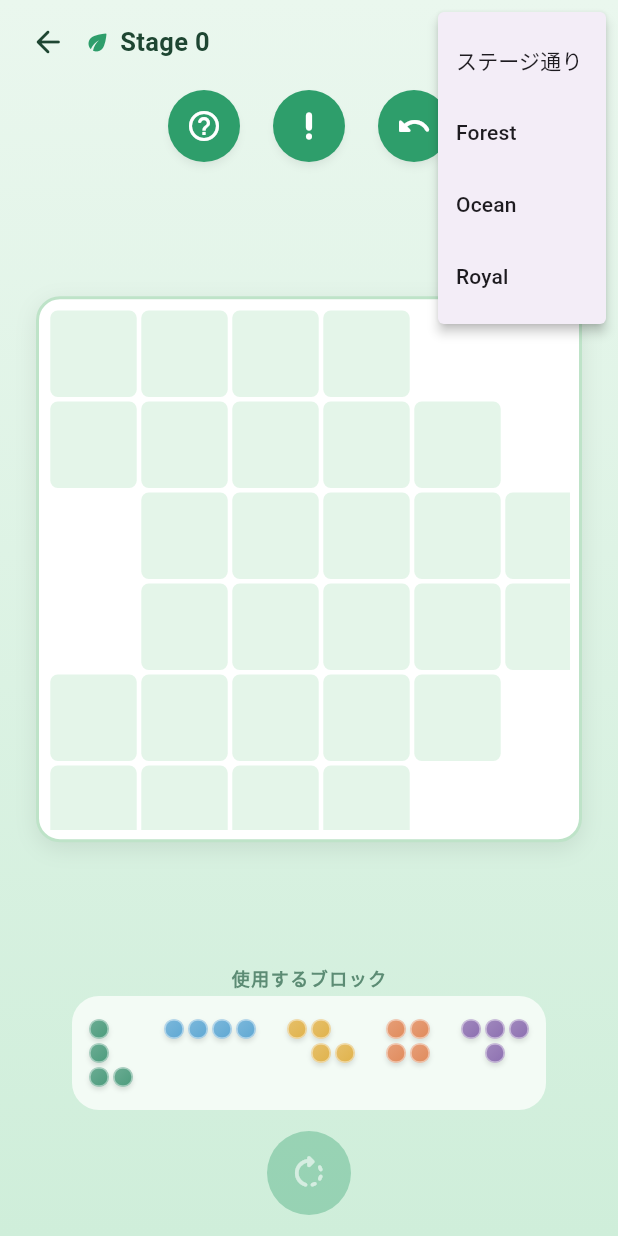
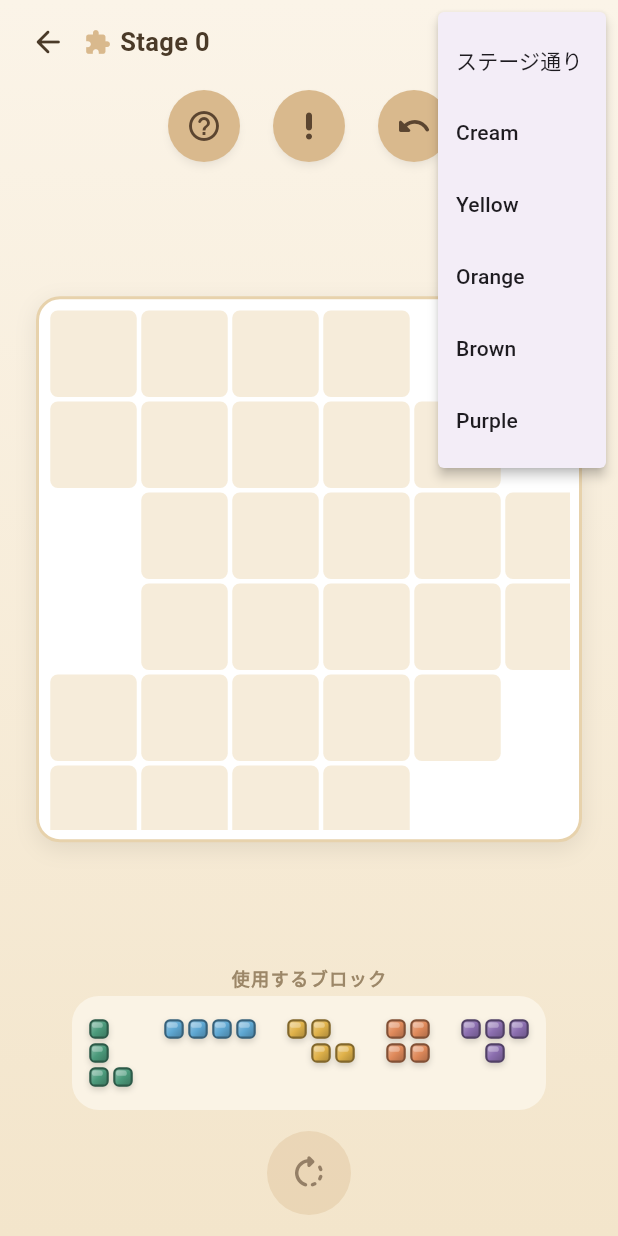
Before and after one commit to GiuocoPiano206905508310/claude.code.book.template, a Flutter app: the GameScreen screen opened directly with empty values, after a tap on the "palette" icon, on a phone screen of 412 x 824 dp. Run offline on Flutter 3.47's test engine with Material 3 defaults, Android fonts, the phone set to English and light mode, and no system bars.

Commit message:
Restyle blocks as glossy bricks and update stage band colors
Adds a shared BrickSurface widget (rounded gradient + mortar-style border
+ gloss highlight, no images) applied to both puzzle piece cells and
unlocked stage-select tiles, matching the referenced brick illustration.

Replaces the theme band palette with the requested progression: Stage
1-10 cream, 11-20 yellow, 21-30 orange, 31-40 brown, 41-50 purple.

Co-Authored-By: Claude Sonnet 5 <noreply@anthropic.com>
Claude-Session: https://claude.ai/code/session_01SGBjem9DqDcYgnmRmnENLu

```diff
--- a/block_fit_puzzle/lib/data/stages.dart
+++ b/block_fit_puzzle/lib/data/stages.dart
@@ -14,7 +14,7 @@ class Stages {
   /// A 6-wide x 6-tall irregular board (28 cells) with 5 pieces, used only
   /// to preview board/piece rendering. Not a solved, validated stage yet.
   static StageData previewStage() {
-    final palette = GameThemes.forest.pieceColors;
+    final palette = GameThemes.cream.pieceColors;
 
     List<GridPoint> row(int y, int fromX, int toX) =>
         [for (var x = fromX; x <= toX; x++) GridPoint(x, y)];
--- a/block_fit_puzzle/lib/screens/game_screen.dart
+++ b/block_fit_puzzle/lib/screens/game_screen.dart
@@ -298,12 +298,8 @@ class _TopBar extends StatelessWidget {
             onSelected: onPickTheme,
             itemBuilder: (context) => [
               const PopupMenuItem(value: null, child: Text('ステージ通り')),
-              PopupMenuItem(
-                  value: GameThemes.forest, child: Text(GameThemes.forest.displayName)),
-              PopupMenuItem(
-                  value: GameThemes.ocean, child: Text(GameThemes.ocean.displayName)),
-              PopupMenuItem(
-                  value: GameThemes.royal, child: Text(GameThemes.royal.displayName)),
+              for (final t in GameThemes.all)
+                PopupMenuItem(value: t, child: Text(t.displayName)),
             ],
           ),
         ],
--- a/block_fit_puzzle/lib/screens/stage_select_screen.dart
+++ b/block_fit_puzzle/lib/screens/stage_select_screen.dart
@@ -2,6 +2,7 @@ import 'package:flutter/material.dart';
 
 import '../controllers/game_controller.dart';
 import '../theme/game_theme.dart';
+import '../widgets/brick_surface.dart';
 import 'game_screen.dart';
 
 /// Stage 1-50 grid. Scrollable, grouped visually into the 5 theme bands,
@@ -147,15 +148,25 @@ class _StageTile extends StatelessWidget {
 
   @override
   Widget build(BuildContext context) {
-    final backgroundColor = unlocked
-        ? theme.accentColor
-        : const Color(0xFFB9B9B9).withValues(alpha: 0.35);
     final foregroundColor = unlocked ? theme.onAccentColor : const Color(0xFF7A7A7A);
 
-    return Material(
-      color: backgroundColor,
+    return Stack(
+      fit: StackFit.expand,
+      children: [
+        // Unlocked stages render as a glossy brick icon in the band's color;
+        // locked stages stay flat monochrome gray so the two states read
+        // instantly apart at a glance.
+        if (unlocked)
+          BrickSurface(color: theme.accentColor, borderRadius: 14, borderWidth: 2.5)
+        else
+          DecoratedBox(
+            decoration: BoxDecoration(
+              color: const Color(0xFFB9B9B9).withValues(alpha: 0.35),
               borderRadius: BorderRadius.circular(14),
-      elevation: unlocked ? 2 : 0,
+            ),
+          ),
+        Material(
+          type: MaterialType.transparency,
           child: InkWell(
             borderRadius: BorderRadius.circular(14),
             onTap: onTap,
@@ -189,6 +200,8 @@ class _StageTile extends StatelessWidget {
               ],
             ),
           ),
+        ),
+      ],
     );
   }
 }
--- a/block_fit_puzzle/lib/theme/game_theme.dart
+++ b/block_fit_puzzle/lib/theme/game_theme.dart
@@ -3,8 +3,8 @@ import 'package:flutter/material.dart';
 /// Visual theme applied to a range of 10 stages.
 ///
 /// Everything a screen needs to re-skin itself for a stage band lives here:
-/// background gradient, board/tray surfaces, accent (button) color, and the
-/// muted color palette used to paint puzzle pieces. Piece colors are kept
+/// background gradient, board/tray surfaces, accent (button/brick) color, and
+/// the muted color palette used to paint puzzle pieces. Piece colors are kept
 /// deliberately higher-contrast than the background so blocks never blend
 /// into the theme.
 class GameTheme {
@@ -40,22 +40,26 @@ class GameTheme {
 }
 
 /// The 5 stage-band themes, plus lookup helpers.
+///
+/// Band accent colors follow the requested progression: cream -> yellow ->
+/// orange -> brown -> purple, brightest/lightest early and richer/darker as
+/// stages advance.
 class GameThemes {
   GameThemes._();
 
-  static const forest = GameTheme(
-    id: 'forest',
-    displayName: 'Forest',
-    backgroundGradient: [Color(0xFFEAF7EE), Color(0xFFCFEEDA)],
+  static const cream = GameTheme(
+    id: 'cream',
+    displayName: 'Cream',
+    backgroundGradient: [Color(0xFFFBF4E8), Color(0xFFF3E5CB)],
     boardBackground: Color(0xFFFFFFFF),
-    boardBorder: Color(0xFFBEE3C8),
-    cellEmpty: Color(0xFFE4F5E9),
-    trayBackground: Color(0xFFF3FBF5),
-    accentColor: Color(0xFF2E9E6B),
-    onAccentColor: Colors.white,
-    primaryText: Color(0xFF1E4632),
-    secondaryText: Color(0xFF5C8C74),
-    decorationIcon: Icons.eco_rounded,
+    boardBorder: Color(0xFFE7D2AC),
+    cellEmpty: Color(0xFFF6ECDA),
+    trayBackground: Color(0xFFFAF3E5),
+    accentColor: Color(0xFFD9B98D),
+    onAccentColor: Color(0xFF5B4530),
+    primaryText: Color(0xFF4A3A28),
+    secondaryText: Color(0xFF9C8768),
+    decorationIcon: Icons.extension_rounded,
     pieceColors: [
       Color(0xFF4C9B7C),
       Color(0xFF5FA8D3),
@@ -66,19 +70,19 @@ class GameThemes {
     ],
   );
 
-  static const ocean = GameTheme(
-    id: 'ocean',
-    displayName: 'Ocean',
-    backgroundGradient: [Color(0xFFE4F1FB), Color(0xFFBFDDF3)],
+  static const yellow = GameTheme(
+    id: 'yellow',
+    displayName: 'Yellow',
+    backgroundGradient: [Color(0xFFFFF8E1), Color(0xFFFFEBAF)],
     boardBackground: Color(0xFFFFFFFF),
-    boardBorder: Color(0xFFAFCFEA),
-    cellEmpty: Color(0xFFE4EFFA),
-    trayBackground: Color(0xFFF0F7FC),
-    accentColor: Color(0xFF276FBF),
-    onAccentColor: Colors.white,
-    primaryText: Color(0xFF163A5C),
-    secondaryText: Color(0xFF5A82A6),
-    decorationIcon: Icons.water_rounded,
+    boardBorder: Color(0xFFF0D585),
+    cellEmpty: Color(0xFFFBF0D2),
+    trayBackground: Color(0xFFFFF6DE),
+    accentColor: Color(0xFFE3AC3D),
+    onAccentColor: Color(0xFF5C4610),
+    primaryText: Color(0xFF5C4610),
+    secondaryText: Color(0xFFA68A4A),
+    decorationIcon: Icons.extension_rounded,
     pieceColors: [
       Color(0xFF3D8FC4),
       Color(0xFF2E6E8E),
@@ -89,19 +93,19 @@ class GameThemes {
     ],
   );
 
-  static const sunset = GameTheme(
-    id: 'sunset',
-    displayName: 'Sunset',
-    backgroundGradient: [Color(0xFFFFF0E1), Color(0xFFFFD6C2)],
+  static const orange = GameTheme(
+    id: 'orange',
+    displayName: 'Orange',
+    backgroundGradient: [Color(0xFFFFEEDF), Color(0xFFFFD3AC)],
     boardBackground: Color(0xFFFFFBF7),
-    boardBorder: Color(0xFFF3BE9C),
-    cellEmpty: Color(0xFFFBE7DA),
-    trayBackground: Color(0xFFFFF5EC),
-    accentColor: Color(0xFFE0703C),
+    boardBorder: Color(0xFFF0B784),
+    cellEmpty: Color(0xFFFCE3CC),
+    trayBackground: Color(0xFFFFF3E7),
+    accentColor: Color(0xFFE0803C),
     onAccentColor: Colors.white,
-    primaryText: Color(0xFF5C2B1E),
-    secondaryText: Color(0xFF9C6B54),
-    decorationIcon: Icons.wb_twilight_rounded,
+    primaryText: Color(0xFF5C3319),
+    secondaryText: Color(0xFFAD7A54),
+    decorationIcon: Icons.extension_rounded,
     pieceColors: [
       Color(0xFFE0703C),
       Color(0xFFD94F6B),
@@ -112,45 +116,45 @@ class GameThemes {
     ],
   );
 
-  static const cosmic = GameTheme(
-    id: 'cosmic',
-    displayName: 'Cosmic',
-    backgroundGradient: [Color(0xFF1B1E3D), Color(0xFF2C2559)],
-    boardBackground: Color(0xFF262A4E),
-    boardBorder: Color(0xFF454A82),
-    cellEmpty: Color(0xFF303462),
-    trayBackground: Color(0xFF20233F),
-    accentColor: Color(0xFF7C6FE0),
+  static const brown = GameTheme(
+    id: 'brown',
+    displayName: 'Brown',
+    backgroundGradient: [Color(0xFF2E2018), Color(0xFF4A3323)],
+    boardBackground: Color(0xFF3A281C),
+    boardBorder: Color(0xFF6B4A2F),
+    cellEmpty: Color(0xFF4A3323),
+    trayBackground: Color(0xFF2A1D14),
+    accentColor: Color(0xFF9C6B42),
     onAccentColor: Colors.white,
-    primaryText: Color(0xFFEDECFB),
-    secondaryText: Color(0xFFA6A6D6),
-    decorationIcon: Icons.auto_awesome_rounded,
+    primaryText: Color(0xFFF0E3D2),
+    secondaryText: Color(0xFFC9AE8C),
+    decorationIcon: Icons.extension_rounded,
     pieceColors: [
-      Color(0xFF7C6FE0),
-      Color(0xFF4FA8D8),
       Color(0xFFE0B24A),
-      Color(0xFFE0708C),
-      Color(0xFF57C2A6),
-      Color(0xFFD98CE0),
+      Color(0xFF5FA8D3),
+      Color(0xFF8C6FB0),
+      Color(0xFFD97A97),
+      Color(0xFF6FB6A6),
+      Color(0xFFE08A5B),
     ],
   );
 
-  static const royal = GameTheme(
-    id: 'royal',
-    displayName: 'Royal',
-    backgroundGradient: [Color(0xFF15111C), Color(0xFF2A1F3D)],
-    boardBackground: Color(0xFF1F1A2C),
-    boardBorder: Color(0xFFC9A24B),
-    cellEmpty: Color(0xFF2A2438),
-    trayBackground: Color(0xFF1A1624),
-    accentColor: Color(0xFFC9A24B),
-    onAccentColor: Color(0xFF1A1624),
-    primaryText: Color(0xFFF2E9D8),
-    secondaryText: Color(0xFFB9A8C9),
-    decorationIcon: Icons.diamond_rounded,
+  static const purple = GameTheme(
+    id: 'purple',
+    displayName: 'Purple',
+    backgroundGradient: [Color(0xFF17111F), Color(0xFF2B1E40)],
+    boardBackground: Color(0xFF241A33),
+    boardBorder: Color(0xFF6A4FA0),
+    cellEmpty: Color(0xFF2E2242),
+    trayBackground: Color(0xFF1C1428),
+    accentColor: Color(0xFF8B5FC4),
+    onAccentColor: Colors.white,
+    primaryText: Color(0xFFF1E9FB),
+    secondaryText: Color(0xFFB9A8D6),
+    decorationIcon: Icons.extension_rounded,
     pieceColors: [
-      Color(0xFFC9A24B),
-      Color(0xFF8C6FB0),
+      Color(0xFF8B5FC4),
+      Color(0xFFE0B24A),
       Color(0xFF5FA8D3),
       Color(0xFFD97A97),
       Color(0xFF4C9B7C),
@@ -158,7 +162,7 @@ class GameThemes {
     ],
   );
 
-  static const List<GameTheme> all = [forest, ocean, sunset, cosmic, royal];
+  static const List<GameTheme> all = [cream, yellow, orange, brown, purple];
 
   /// Stage numbers are 1-based; every 10 stages form one theme band.
   static GameTheme forStage(int stageNumber) {
--- /dev/null
+++ b/block_fit_puzzle/lib/widgets/brick_surface.dart
@@ -0,0 +1,68 @@
+import 'package:flutter/material.dart';
+
+/// A chunky, glossy "brick" surface: a rounded block with a diagonal
+/// highlight-to-shadow gradient, a darker mortar-like border, and a soft
+/// gloss streak near the top-left — used for puzzle piece cells and stage
+/// select tiles so both read as illustrated clay/brick blocks rather than
+/// flat colored squares.
+class BrickSurface extends StatelessWidget {
+  final Color color;
+  final double borderRadius;
+  final double borderWidth;
+  final Widget? child;
+
+  const BrickSurface({
+    super.key,
+    required this.color,
+    this.borderRadius = 10,
+    this.borderWidth = 2.5,
+    this.child,
+  });
+
+  @override
+  Widget build(BuildContext context) {
+    final highlight = Color.lerp(color, Colors.white, 0.45)!;
+    final shadow = Color.lerp(color, Colors.black, 0.28)!;
+    final mortar = Color.lerp(color, Colors.black, 0.42)!;
+
+    return DecoratedBox(
+      decoration: BoxDecoration(
+        borderRadius: BorderRadius.circular(borderRadius),
+        border: Border.all(color: mortar, width: borderWidth),
+        gradient: LinearGradient(
+          begin: Alignment.topLeft,
+          end: Alignment.bottomRight,
+          colors: [highlight, color, shadow],
+          stops: const [0.0, 0.5, 1.0],
+        ),
+        boxShadow: [
+          BoxShadow(
+            color: Colors.black.withValues(alpha: 0.16),
+            blurRadius: 3,
+            offset: const Offset(0, 2),
+          ),
+        ],
+      ),
+      child: Stack(
+        children: [
+          Positioned.fill(
+            child: Align(
+              alignment: const Alignment(-0.35, -0.55),
+              child: FractionallySizedBox(
+                widthFactor: 0.55,
+                heightFactor: 0.28,
+                child: DecoratedBox(
+                  decoration: BoxDecoration(
+                    borderRadius: BorderRadius.circular(999),
+                    color: Colors.white.withValues(alpha: 0.3),
+                  ),
+                ),
+              ),
+            ),
+          ),
+          if (child != null) Center(child: child),
+        ],
+      ),
+    );
+  }
+}
--- a/block_fit_puzzle/lib/widgets/puzzle_piece.dart
+++ b/block_fit_puzzle/lib/widgets/puzzle_piece.dart
@@ -2,6 +2,7 @@ import 'package:flutter/material.dart';
 
 import '../models/piece_data.dart';
 import '../utils/rotation_utils.dart';
+import 'brick_surface.dart';
 
 /// Renders a piece's shape from its coordinate cells — never from a
 /// per-rotation image. Rotation is applied to the cell coordinates
@@ -54,7 +55,11 @@ class PuzzlePiece extends StatelessWidget {
               top: cell.y * cellSize,
               width: cellSize,
               height: cellSize,
-              child: _PieceCell(color: piece.color, selected: selected),
+              child: _PieceCell(
+                color: piece.color,
+                selected: selected,
+                cellSize: cellSize,
+              ),
             ),
         ],
       ),
@@ -65,36 +70,22 @@ class PuzzlePiece extends StatelessWidget {
 class _PieceCell extends StatelessWidget {
   final Color color;
   final bool selected;
+  final double cellSize;
 
-  const _PieceCell({required this.color, required this.selected});
+  const _PieceCell({
+    required this.color,
+    required this.selected,
+    required this.cellSize,
+  });
 
   @override
   Widget build(BuildContext context) {
     return Padding(
       padding: const EdgeInsets.all(1.5),
-      child: DecoratedBox(
-        decoration: BoxDecoration(
-          gradient: LinearGradient(
-            begin: Alignment.topLeft,
-            end: Alignment.bottomRight,
-            colors: [
-              Color.lerp(color, Colors.white, 0.18)!,
-              color,
-            ],
-          ),
-          borderRadius: BorderRadius.circular(6),
-          border: Border.all(
-            color: Colors.white.withValues(alpha: 0.45),
-            width: 1,
-          ),
-          boxShadow: [
-            BoxShadow(
-              color: Colors.black.withValues(alpha: selected ? 0.22 : 0.12),
-              blurRadius: selected ? 6 : 2,
-              offset: const Offset(0, 2),
-            ),
-          ],
-        ),
+      child: BrickSurface(
+        color: color,
+        borderRadius: cellSize * 0.24,
+        borderWidth: (cellSize * (selected ? 0.11 : 0.09)).clamp(1.2, 4.0),
       ),
     );
   }
```
Lines whose indentation alone changed are shown as unchanged.
